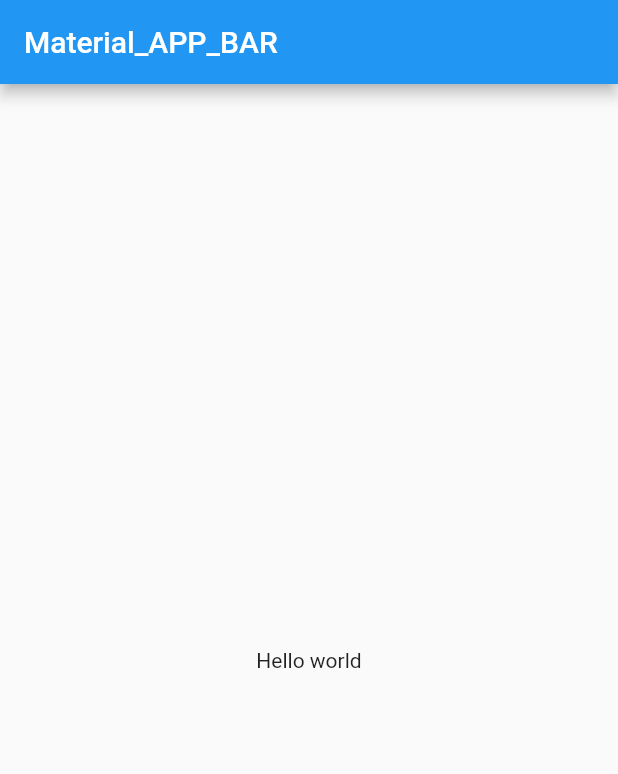
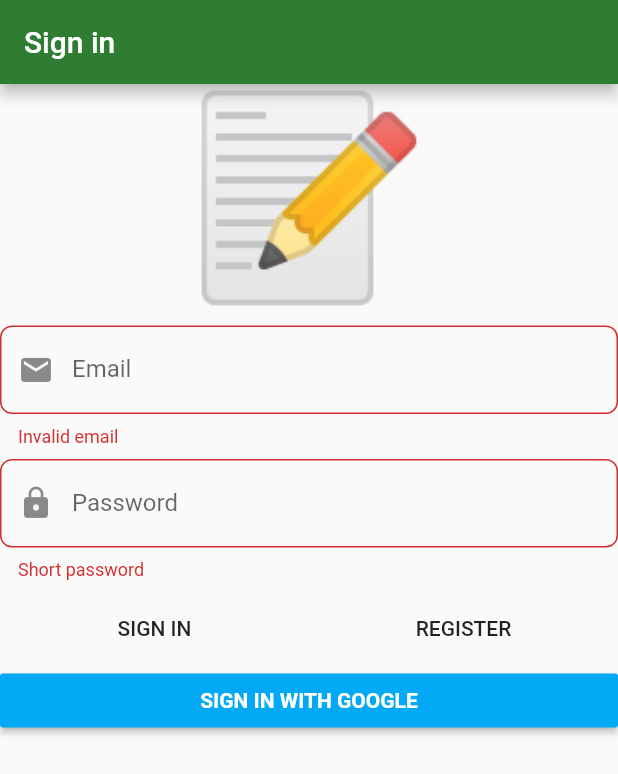
Before and after one commit to AlanCasasArevalo/Todo_List_ResoCoder, a Flutter app: the screen it shows after launch, on a phone screen of 412 x 824 dp. Shown: the top 774 px of the screen. Run offline on Flutter 3.47's test engine with Material 2 defaults, Android fonts, the phone set to English and light mode, and no system bars; our stand-ins replace dartz, firebase_auth, flushbar, flutter_bloc, freezed_annotation, get_it and 2 more; accounts and stored records are empty; generated files the repository leaves out were written again.

Commit message:
[FEATURE][LOGIN FORM] * Login form UI and validation was added * flushbar Third party widget to show snackbar

```diff
--- a/lib/domain/auth/authentication_failure.dart
+++ b/lib/domain/auth/authentication_failure.dart
@@ -6,5 +6,5 @@ abstract class AuthenticationFailure with _$AuthenticationFailure {
   const factory AuthenticationFailure.canceledByUser() = CanceledByUser;
   const factory AuthenticationFailure.serverError() = ServerError;
   const factory AuthenticationFailure.emailAlreadyInUse() = EmailAlreadyInUse;
-  const factory AuthenticationFailure.invalidEmailAnPasswordCombination() = InvalidEmailAnPasswordCombination;
+  const factory AuthenticationFailure.invalidEmailAndPasswordCombination() = InvalidEmailAndPasswordCombination;
 }
--- a/lib/infrastructure/auth/firebase_auth_facade.dart
+++ b/lib/infrastructure/auth/firebase_auth_facade.dart
@@ -49,7 +49,7 @@ class FirebaseAuthFacade implements AuthorizationFacadeInterface {
       if (error.code.toLowerCase() == 'ERROR_USER_NOT_FOUND'.toLowerCase() ||
           error.code.toLowerCase() == 'ERROR_WRONG_PASSWORD'.toLowerCase()) {
         return left(
-            const AuthenticationFailure.invalidEmailAnPasswordCombination());
+            const AuthenticationFailure.invalidEmailAndPasswordCombination());
       } else {
         return left(const AuthenticationFailure.serverError());
       }
--- a/lib/main.dart
+++ b/lib/main.dart
@@ -2,9 +2,9 @@ import 'package:flutter/material.dart';
 import 'package:injectable/injectable.dart';
 import 'package:todo_list_reso_coder/injection.dart';
 
-import './presentation/presentation.dart';
+import 'presentation/core/core.dart';
 
 void main() {
   configureInjection(Environment.prod);
-  runApp(MyApp());
+  runApp(AppWidget());
 }
--- /dev/null
+++ b/lib/presentation/core/app_widget.dart
@@ -0,0 +1,22 @@
+import 'package:flutter/material.dart';
+import 'package:todo_list_reso_coder/presentation/sign_in/sing_in.dart';
+
+class AppWidget extends StatelessWidget {
+  @override
+  Widget build(BuildContext context) {
+    return MaterialApp(
+      debugShowCheckedModeBanner: false,
+      title: 'Notes',
+      home: SignInPage(),
+      theme: ThemeData.light().copyWith(
+        primaryColor: Colors.green[800],
+        accentColor: Colors.blueAccent,
+        inputDecorationTheme: InputDecorationTheme(
+          border: OutlineInputBorder(
+            borderRadius: BorderRadius.circular(8)
+          )
+        )
+      ),
+    );
+  }
+}
--- /dev/null
+++ b/lib/presentation/core/core.dart
@@ -0,0 +1 @@
+export 'app_widget.dart';
--- a/lib/presentation/my_app.dart
+++ /dev/null
@@ -1,20 +0,0 @@
-import 'package:flutter/material.dart';
-
-class MyApp extends StatelessWidget {
-  @override
-  Widget build(BuildContext context) {
-    return MaterialApp(
-      title: 'Material App',
-      home: Scaffold(
-        appBar: AppBar(
-          title: Text('Material_APP_BAR'),
-        ),
-        body: Center(
-          child: Container(
-            child: Text('Hello world'),
-          ),
-        ),
-      ),
-    );
-  }
-}
--- a/lib/presentation/presentation.dart
+++ /dev/null
@@ -1 +0,0 @@
-export 'my_app.dart';
--- /dev/null
+++ b/lib/presentation/sign_in/sign_in_page.dart
@@ -0,0 +1,20 @@
+import 'package:flutter/material.dart';
+import 'package:flutter_bloc/flutter_bloc.dart';
+import 'package:todo_list_reso_coder/application/auth/sign_in_form/sign_in_form_bloc.dart';
+import 'package:todo_list_reso_coder/injection.dart';
+import './widgets/widgets.dart';
+
+class SignInPage extends StatelessWidget {
+  @override
+  Widget build(BuildContext context) {
+    return Scaffold(
+      appBar: AppBar(
+        title: const Text('Sign in'),
+      ),
+      body: BlocProvider(
+        create: (BuildContext context) => getIt<SignInFormBloc>(),
+        child: SignInForm(),
+      ),
+    );
+  }
+}
--- /dev/null
+++ b/lib/presentation/sign_in/sing_in.dart
@@ -0,0 +1 @@
+export 'sign_in_page.dart';
--- /dev/null
+++ b/lib/presentation/sign_in/widgets/sign_in_form.dart
@@ -0,0 +1,122 @@
+import 'package:flushbar/flushbar_helper.dart';
+import 'package:flutter/material.dart';
+import 'package:flutter_bloc/flutter_bloc.dart';
+import 'package:todo_list_reso_coder/application/auth/sign_in_form/sign_in_form_bloc.dart';
+
+class SignInForm extends StatelessWidget {
+  @override
+  Widget build(BuildContext context) {
+    return BlocConsumer<SignInFormBloc, SignInFormState>(
+      listener: (context, state) {
+        state.authFailureOrSuccessOption.fold(
+            () => {},
+            (either) => either.fold((failure) {
+                  FlushbarHelper.createError(
+                      message: failure.map(
+                          canceledByUser: (_) => 'Canceled by user',
+                          serverError: (_) => 'Server error',
+                          emailAlreadyInUse: (_) => 'Email already in use',
+                          invalidEmailAndPasswordCombination: (_) => 'Invalid email and password combination',
+                  )).show(context);
+                },
+                    (_) {
+                  // TODO: hacer navegacion a siguiente pantalla.
+                }));
+      },
+      builder: (context, state) {
+        return Form(
+          autovalidateMode: AutovalidateMode.always,
+          child: ListView(
+            children: [
+              const Text(
+                '📝',
+                textAlign: TextAlign.center,
+                style: TextStyle(fontSize: 130),
+              ),
+              const SizedBox(
+                height: 8,
+              ),
+              TextFormField(
+                decoration: const InputDecoration(
+                    prefixIcon: Icon(Icons.email), labelText: 'Email'),
+                autocorrect: false,
+                keyboardType: TextInputType.emailAddress,
+                onChanged: (value) => context
+                    .bloc<SignInFormBloc>()
+                    .add(SignInFormEvent.emailChanged(value)),
+                validator: (_) => context
+                    .bloc<SignInFormBloc>()
+                    .state
+                    .emailAddress
+                    .value
+                    .fold(
+                        (failure) => failure.maybeMap(
+                            invalidEmail: (_) => 'Invalid email',
+                            orElse: () => null),
+                        (_) => null),
+              ),
+              const SizedBox(
+                height: 8,
+              ),
+              TextFormField(
+                decoration: const InputDecoration(
+                    prefixIcon: Icon(Icons.lock), labelText: 'Password'),
+                autocorrect: false,
+                obscureText: true,
+                onChanged: (value) => context
+                    .bloc<SignInFormBloc>()
+                    .add(SignInFormEvent.passwordChanged(value)),
+                validator: (_) => context
+                    .bloc<SignInFormBloc>()
+                    .state
+                    .password
+                    .value
+                    .fold(
+                        (failure) => failure.maybeMap(
+                            shorPassword: (_) => 'Short password',
+                            orElse: () => null),
+                        (_) => null),
+              ),
+              const SizedBox(
+                height: 8,
+              ),
+              Row(
+                children: [
+                  Expanded(
+                      child: FlatButton(
+                          onPressed: () {
+                            context.bloc<SignInFormBloc>().add(
+                                const SignInFormEvent
+                                    .signInWithEmailAndPasswordPressed());
+                          },
+                          child: const Text('SIGN IN'))),
+                  Expanded(
+                      child: FlatButton(
+                          onPressed: () {
+                            context.bloc<SignInFormBloc>().add(
+                                const SignInFormEvent
+                                    .registerWithEmailAndPasswordPressed());
+                          },
+                          child: const Text('REGISTER'))),
+                ],
+              ),
+              RaisedButton(
+                color: Colors.lightBlue,
+                onPressed: () {
+                  context
+                      .bloc<SignInFormBloc>()
+                      .add(const SignInFormEvent.signInWithGooglePressed());
+                },
+                child: const Text(
+                  'SIGN IN WITH GOOGLE',
+                  style: TextStyle(
+                      color: Colors.white, fontWeight: FontWeight.bold),
+                ),
+              )
+            ],
+          ),
+        );
+      },
+    );
+  }
+}
--- /dev/null
+++ b/lib/presentation/sign_in/widgets/widgets.dart
@@ -0,0 +1 @@
+export 'sign_in_form.dart';
--- a/pubspec.yaml
+++ b/pubspec.yaml
@@ -28,10 +28,11 @@ dependencies:
   freezed_annotation:
   dartz:
   firebase_core: ^0.4.4+3
-  firebase_auth: ^0.15.5+3
+  firebase_auth: ^0.16.0
   google_sign_in: ^4.4.1
   get_it: ^4.0.1
   injectable: ^0.3.0
+  flushbar: ^1.10.0
 
 dev_dependencies:
   build_runner:
```
Also changed, not shown: lib/domain/auth/authentication_failure.freezed.dart, 2 other files.
